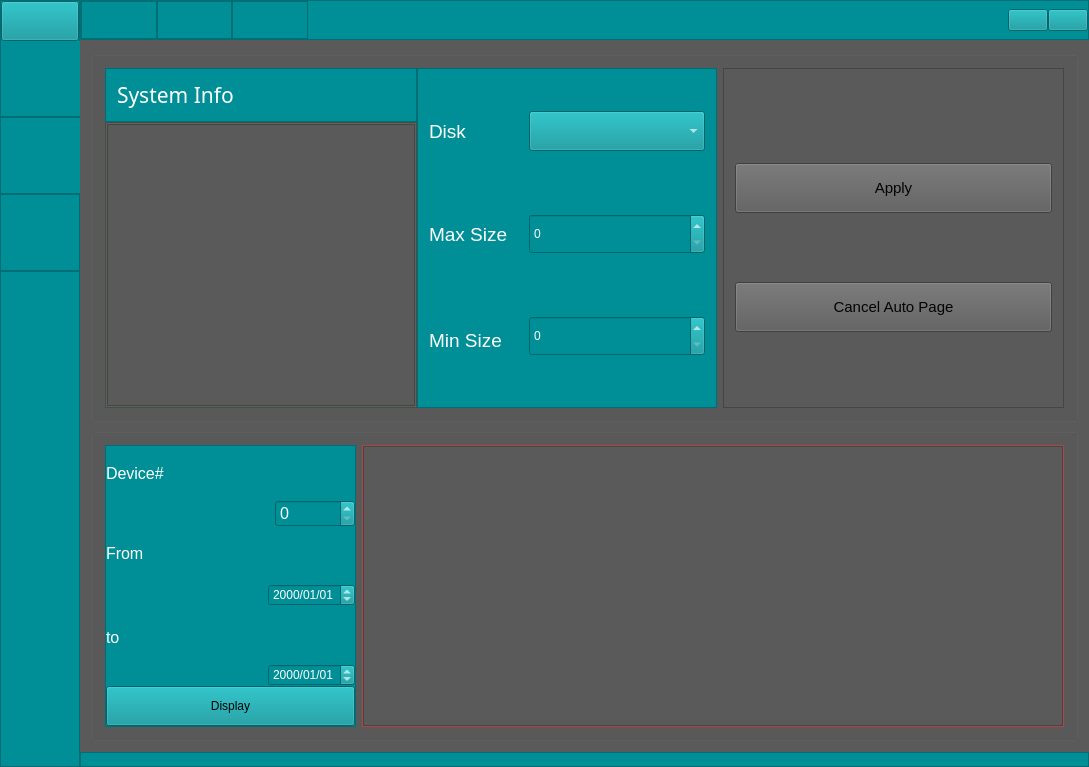
The window that Code/References/MinerLamp-master/MinerLamp-master/mainwindow.ui (UndertakerW/MinersCoffee) describes before a commit, drawn with Qt 5.
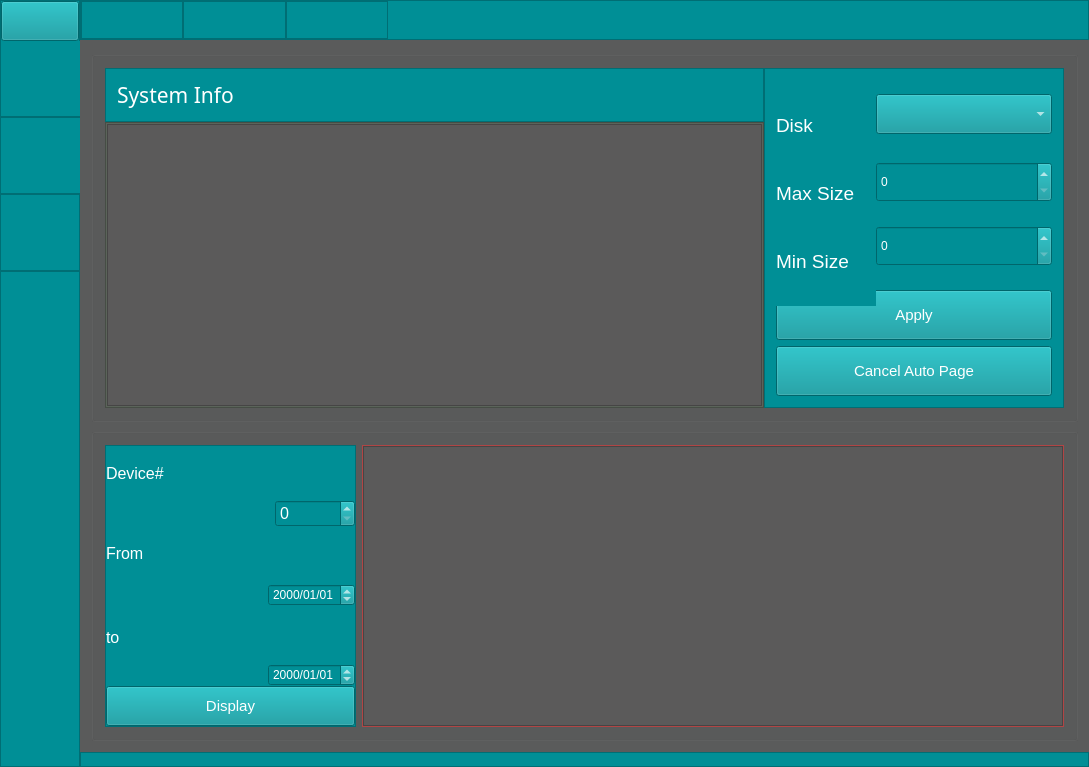
The same window after the commit. The open tabs and pages were chosen to show the change. Icons and pictures are not drawn. Custom widgets are drawn as their Qt base class.

```diff
--- a/Code/References/MinerLamp-master/MinerLamp-master/mainwindow.ui
+++ b/Code/References/MinerLamp-master/MinerLamp-master/mainwindow.ui
@@ -2557,6 +2557,9 @@
                </layout>
               </widget>
               <widget class="QWidget" name="pageHistory">
+               <property name="styleSheet">
+                <string notr="true">background-color: #5a5b5b;</string>
+               </property>
                <layout class="QVBoxLayout" name="verticalLayout_15">
                 <item>
                  <widget class="QGroupBox" name="groupBox_7">
@@ -2686,7 +2689,8 @@
                         </size>
                        </property>
                        <property name="styleSheet">
-                        <string notr="true">background:#008F96;</string>
+                        <string notr="true">background:#008F96;
+color: rgb(255, 255, 255);</string>
                        </property>
                        <property name="frameShape">
                         <enum>QFrame::StyledPanel</enum>
@@ -2695,6 +2699,29 @@
                         <enum>QFrame::Raised</enum>
                        </property>
                        <layout class="QGridLayout" name="gridLayout_27">
+                        <item row="1" column="0">
+                         <widget class="QPushButton" name="pushButtonChangePageSize">
+                          <property name="minimumSize">
+                           <size>
+                            <width>0</width>
+                            <height>50</height>
+                           </size>
+                          </property>
+                          <property name="font">
+                           <font>
+                            <family>Arial</family>
+                            <pointsize>11</pointsize>
+                           </font>
+                          </property>
+                          <property name="styleSheet">
+                           <string notr="true">color: rgb(3, 3, 3);
+color: rgb(255, 255, 255);</string>
+                          </property>
+                          <property name="text">
+                           <string>Apply</string>
+                          </property>
+                         </widget>
+                        </item>
                         <item row="0" column="0">
                          <layout class="QFormLayout" name="formLayout">
                           <property name="horizontalSpacing">
@@ -2882,42 +2909,6 @@
                           </item>
                          </layout>
                         </item>
-                       </layout>
-                      </widget>
-                     </item>
-                    </layout>
-                   </item>
-                   <item row="0" column="1">
-                    <widget class="QFrame" name="frame_27">
-                     <property name="frameShape">
-                      <enum>QFrame::StyledPanel</enum>
-                     </property>
-                     <property name="frameShadow">
-                      <enum>QFrame::Raised</enum>
-                     </property>
-                     <layout class="QGridLayout" name="gridLayout_28">
-                      <item row="1" column="0">
-                       <widget class="QPushButton" name="pushButtonChangePageSize">
-                        <property name="minimumSize">
-                         <size>
-                          <width>0</width>
-                          <height>50</height>
-                         </size>
-                        </property>
-                        <property name="font">
-                         <font>
-                          <family>Arial</family>
-                          <pointsize>11</pointsize>
-                         </font>
-                        </property>
-                        <property name="styleSheet">
-                         <string notr="true">color: rgb(3, 3, 3);</string>
-                        </property>
-                        <property name="text">
-                         <string>Apply</string>
-                        </property>
-                       </widget>
-                      </item>
                       <item row="2" column="0">
                        <widget class="QPushButton" name="pushButtonCancelAutoPage">
                         <property name="enabled">
@@ -2936,28 +2927,17 @@
                          </font>
                         </property>
                         <property name="styleSheet">
-                         <string notr="true">color: rgb(3, 3, 3);</string>
+                           <string notr="true">color: rgb(255, 255, 255);</string>
                         </property>
                         <property name="text">
                          <string>Cancel Auto Page</string>
                         </property>
                        </widget>
                       </item>
-                      <item row="0" column="0">
-                       <spacer name="horizontalSpacer_8">
-                        <property name="orientation">
-                         <enum>Qt::Horizontal</enum>
-                        </property>
-                        <property name="sizeHint" stdset="0">
-                         <size>
-                          <width>40</width>
-                          <height>20</height>
-                         </size>
-                        </property>
-                       </spacer>
-                      </item>
-                     </layout>
-                    </widget>
+                       </layout>
+                      </widget>
+                     </item>
+                    </layout>
                    </item>
                   </layout>
                  </widget>
@@ -2997,6 +2977,29 @@
                         <property name="spacing">
                          <number>0</number>
                         </property>
+                        <item row="1" column="0">
+                         <widget class="QPushButton" name="pushButtonSearchHistory">
+                          <property name="minimumSize">
+                           <size>
+                            <width>0</width>
+                            <height>40</height>
+                           </size>
+                          </property>
+                          <property name="font">
+                           <font>
+                            <family>Arial</family>
+                            <pointsize>11</pointsize>
+                           </font>
+                          </property>
+                          <property name="styleSheet">
+                           <string notr="true">
+color: rgb(255, 255, 255);</string>
+                          </property>
+                          <property name="text">
+                           <string>Display</string>
+                          </property>
+                         </widget>
+                        </item>
                         <item row="0" column="0">
                          <layout class="QVBoxLayout" name="verticalLayout_14">
                           <property name="spacing">
@@ -3196,22 +3199,6 @@
                           </item>
                          </layout>
                         </item>
-                        <item row="1" column="0">
-                         <widget class="QPushButton" name="pushButtonSearchHistory">
-                          <property name="minimumSize">
-                           <size>
-                            <width>0</width>
-                            <height>40</height>
-                           </size>
-                          </property>
-                          <property name="styleSheet">
-                           <string notr="true">color: rgb(3, 3, 3);</string>
-                          </property>
-                          <property name="text">
-                           <string>Display</string>
-                          </property>
-                         </widget>
-                        </item>
                        </layout>
                       </widget>
                      </item>
@@ -4306,30 +4293,6 @@
                  </property>
                 </spacer>
                </item>
-               <item>
-                <widget class="QPushButton" name="pushButton_13">
-                 <property name="styleSheet">
-                  <string notr="true">background-image: url(:/icons/icos/hideAsset 53.png);
-background-repeat:no-repeat;
-background-position:center;</string>
-                 </property>
-                 <property name="text">
-                  <string/>
-                 </property>
-                </widget>
-               </item>
-               <item>
-                <widget class="QPushButton" name="pushButton_7">
-                 <property name="styleSheet">
-                  <string notr="true">background-image: url(:/icons/icos/closeAsset 43.png);
-background-repeat:no-repeat;
-background-position:center;</string>
-                 </property>
-                 <property name="text">
-                  <string/>
-                 </property>
-                </widget>
-               </item>
               </layout>
              </widget>
             </item>
```
Left out of the diff: 14 changed lines with no effect on the pictures. Lines whose indentation alone changed are shown as unchanged.
